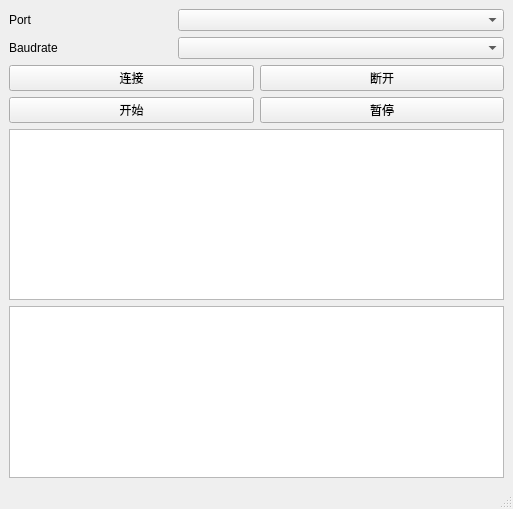
First picture: the form in ui/IMU.ui, repository Bayyys/Notes, before the edit.
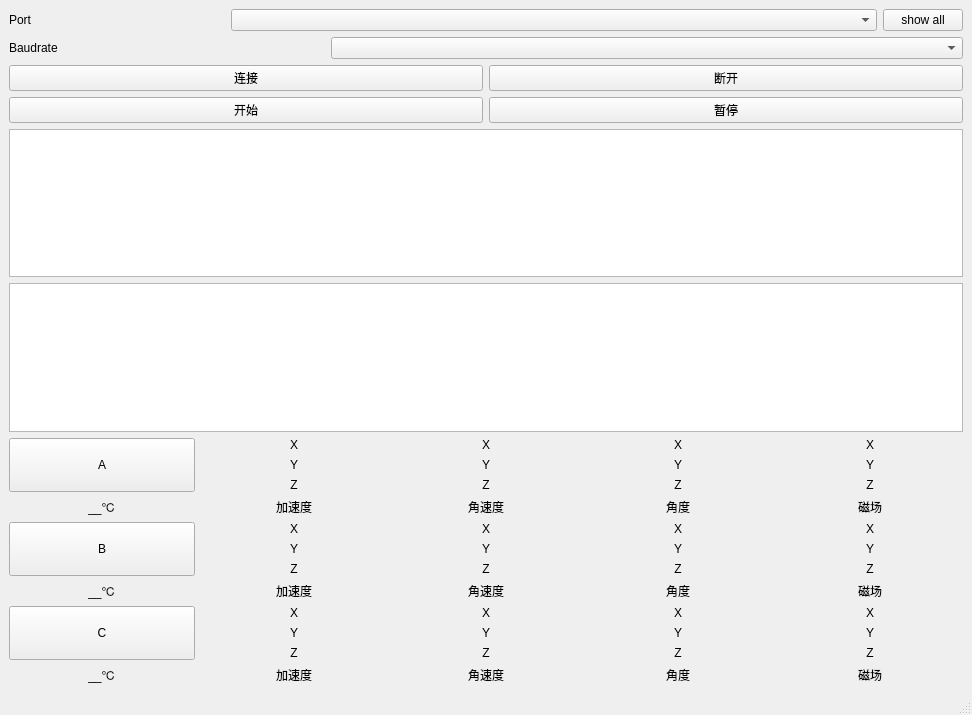
Second picture: the form after the edit.

Commit message: BBJ "完成3个IMU 同时输出处理" bayyy-23.06.08

Patch:
```diff
--- a/ui/IMU.ui
+++ b/ui/IMU.ui
@@ -6,10 +6,16 @@
    <rect>
     <x>0</x>
     <y>0</y>
-    <width>513</width>
-    <height>509</height>
+    <width>972</width>
+    <height>715</height>
    </rect>
   </property>
+  <property name="sizePolicy">
+   <sizepolicy hsizetype="Preferred" vsizetype="Expanding">
+    <horstretch>0</horstretch>
+    <verstretch>3</verstretch>
+   </sizepolicy>
+  </property>
   <property name="windowTitle">
    <string>MainWindow</string>
   </property>
@@ -34,12 +40,19 @@
        <widget class="QComboBox" name="cb_port">
         <property name="sizePolicy">
          <sizepolicy hsizetype="Expanding" vsizetype="Fixed">
-          <horstretch>2</horstretch>
+          <horstretch>3</horstretch>
           <verstretch>0</verstretch>
          </sizepolicy>
         </property>
        </widget>
       </item>
+      <item>
+       <widget class="QPushButton" name="btn_port_all">
+        <property name="text">
+         <string>show all</string>
+        </property>
+       </widget>
+      </item>
      </layout>
     </item>
     <item>
@@ -119,6 +132,708 @@
       </property>
      </widget>
     </item>
+    <item>
+     <layout class="QHBoxLayout" name="layout_A">
+      <item>
+       <layout class="QVBoxLayout" name="layout_A_info">
+        <item>
+         <widget class="QPushButton" name="btn_lb_A">
+          <property name="sizePolicy">
+           <sizepolicy hsizetype="Minimum" vsizetype="Expanding">
+            <horstretch>0</horstretch>
+            <verstretch>3</verstretch>
+           </sizepolicy>
+          </property>
+          <property name="text">
+           <string>A</string>
+          </property>
+          <property name="checkable">
+           <bool>false</bool>
+          </property>
+          <property name="autoExclusive">
+           <bool>false</bool>
+          </property>
+          <property name="autoDefault">
+           <bool>false</bool>
+          </property>
+          <property name="flat">
+           <bool>false</bool>
+          </property>
+         </widget>
+        </item>
+        <item>
+         <widget class="QLabel" name="lb_A_Temperature">
+          <property name="sizePolicy">
+           <sizepolicy hsizetype="Preferred" vsizetype="Expanding">
+            <horstretch>0</horstretch>
+            <verstretch>1</verstretch>
+           </sizepolicy>
+          </property>
+          <property name="frameShape">
+           <enum>QFrame::NoFrame</enum>
+          </property>
+          <property name="frameShadow">
+           <enum>QFrame::Plain</enum>
+          </property>
+          <property name="text">
+           <string>__℃</string>
+          </property>
+          <property name="alignment">
+           <set>Qt::AlignCenter</set>
+          </property>
+          <property name="openExternalLinks">
+           <bool>false</bool>
+          </property>
+         </widget>
+        </item>
+       </layout>
+      </item>
+      <item>
+       <layout class="QVBoxLayout" name="layout_A_Acc">
+        <item>
+         <widget class="QLabel" name="lb_A_XAcc">
+          <property name="text">
+           <string>X</string>
+          </property>
+          <property name="alignment">
+           <set>Qt::AlignCenter</set>
+          </property>
+         </widget>
+        </item>
+        <item>
+         <widget class="QLabel" name="lb_A_YAcc">
+          <property name="text">
+           <string>Y</string>
+          </property>
+          <property name="alignment">
+           <set>Qt::AlignCenter</set>
+          </property>
+         </widget>
+        </item>
+        <item>
+         <widget class="QLabel" name="lb_A_ZAcc">
+          <property name="text">
+           <string>Z</string>
+          </property>
+          <property name="alignment">
+           <set>Qt::AlignCenter</set>
+          </property>
+         </widget>
+        </item>
+        <item>
+         <widget class="QLabel" name="lb_A_Acc">
+          <property name="text">
+           <string>加速度</string>
+          </property>
+          <property name="alignment">
+           <set>Qt::AlignCenter</set>
+          </property>
+         </widget>
+        </item>
+       </layout>
+      </item>
+      <item>
+       <layout class="QVBoxLayout" name="layout_A_Gyro">
+        <item>
+         <widget class="QLabel" name="lb_A_XGyro">
+          <property name="text">
+           <string>X</string>
+          </property>
+          <property name="alignment">
+           <set>Qt::AlignCenter</set>
+          </property>
+         </widget>
+        </item>
+        <item>
+         <widget class="QLabel" name="lb_A_YGyro">
+          <property name="text">
+           <string>Y</string>
+          </property>
+          <property name="alignment">
+           <set>Qt::AlignCenter</set>
+          </property>
+         </widget>
+        </item>
+        <item>
+         <widget class="QLabel" name="lb_A_ZGyro">
+          <property name="text">
+           <string>Z</string>
+          </property>
+          <property name="alignment">
+           <set>Qt::AlignCenter</set>
+          </property>
+         </widget>
+        </item>
+        <item>
+         <widget class="QLabel" name="lb_A_Gyro">
+          <property name="text">
+           <string>角速度</string>
+          </property>
+          <property name="alignment">
+           <set>Qt::AlignCenter</set>
+          </property>
+         </widget>
+        </item>
+       </layout>
+      </item>
+      <item>
+       <layout class="QVBoxLayout" name="layout_A_Angle">
+        <item>
+         <widget class="QLabel" name="lb_A_Roll">
+          <property name="text">
+           <string>X</string>
+          </property>
+          <property name="alignment">
+           <set>Qt::AlignCenter</set>
+          </property>
+         </widget>
+        </item>
+        <item>
+         <widget class="QLabel" name="lb_A_Pitch">
+          <property name="text">
+           <string>Y</string>
+          </property>
+          <property name="alignment">
+           <set>Qt::AlignCenter</set>
+          </property>
+         </widget>
+        </item>
+        <item>
+         <widget class="QLabel" name="lb_A_Yaw">
+          <property name="text">
+           <string>Z</string>
+          </property>
+          <property name="alignment">
+           <set>Qt::AlignCenter</set>
+          </property>
+         </widget>
+        </item>
+        <item>
+         <widget class="QLabel" name="lb_A_Angle">
+          <property name="text">
+           <string>角度</string>
+          </property>
+          <property name="alignment">
+           <set>Qt::AlignCenter</set>
+          </property>
+         </widget>
+        </item>
+       </layout>
+      </item>
+      <item>
+       <layout class="QVBoxLayout" name="layout_A_Mag">
+        <item>
+         <widget class="QLabel" name="lb_A_Hx">
+          <property name="text">
+           <string>X</string>
+          </property>
+          <property name="alignment">
+           <set>Qt::AlignCenter</set>
+          </property>
+         </widget>
+        </item>
+        <item>
+         <widget class="QLabel" name="lb_A_Hy">
+          <property name="text">
+           <string>Y</string>
+          </property>
+          <property name="alignment">
+           <set>Qt::AlignCenter</set>
+          </property>
+         </widget>
+        </item>
+        <item>
+         <widget class="QLabel" name="lb_A_Hz">
+          <property name="text">
+           <string>Z</string>
+          </property>
+          <property name="alignment">
+           <set>Qt::AlignCenter</set>
+          </property>
+         </widget>
+        </item>
+        <item>
+         <widget class="QLabel" name="lb_A_Mag">
+          <property name="text">
+           <string>磁场</string>
+          </property>
+          <property name="alignment">
+           <set>Qt::AlignCenter</set>
+          </property>
+         </widget>
+        </item>
+       </layout>
+      </item>
+     </layout>
+    </item>
+    <item>
+     <layout class="QHBoxLayout" name="layout_B">
+      <item>
+       <layout class="QVBoxLayout" name="layout_B_info">
+        <item>
+         <widget class="QPushButton" name="btn_lb_B">
+          <property name="sizePolicy">
+           <sizepolicy hsizetype="Minimum" vsizetype="Expanding">
+            <horstretch>0</horstretch>
+            <verstretch>3</verstretch>
+           </sizepolicy>
+          </property>
+          <property name="text">
+           <string>B</string>
+          </property>
+          <property name="checkable">
+           <bool>false</bool>
+          </property>
+          <property name="autoExclusive">
+           <bool>false</bool>
+          </property>
+          <property name="autoDefault">
+           <bool>false</bool>
+          </property>
+          <property name="flat">
+           <bool>false</bool>
+          </property>
+         </widget>
+        </item>
+        <item>
+         <widget class="QLabel" name="lb_B_Temperature">
+          <property name="sizePolicy">
+           <sizepolicy hsizetype="Preferred" vsizetype="Expanding">
+            <horstretch>0</horstretch>
+            <verstretch>1</verstretch>
+           </sizepolicy>
+          </property>
+          <property name="frameShape">
+           <enum>QFrame::NoFrame</enum>
+          </property>
+          <property name="frameShadow">
+           <enum>QFrame::Plain</enum>
+          </property>
+          <property name="text">
+           <string>__℃</string>
+          </property>
+          <property name="alignment">
+           <set>Qt::AlignCenter</set>
+          </property>
+          <property name="openExternalLinks">
+           <bool>false</bool>
+          </property>
+         </widget>
+        </item>
+       </layout>
+      </item>
+      <item>
+       <layout class="QVBoxLayout" name="layout_B_Acc">
+        <item>
+         <widget class="QLabel" name="lb_B_XAcc">
+          <property name="text">
+           <string>X</string>
+          </property>
+          <property name="alignment">
+           <set>Qt::AlignCenter</set>
+          </property>
+         </widget>
+        </item>
+        <item>
+         <widget class="QLabel" name="lb_B_YAcc">
+          <property name="text">
+           <string>Y</string>
+          </property>
+          <property name="alignment">
+           <set>Qt::AlignCenter</set>
+          </property>
+         </widget>
+        </item>
+        <item>
+         <widget class="QLabel" name="lb_B_ZAcc">
+          <property name="text">
+           <string>Z</string>
+          </property>
+          <property name="alignment">
+           <set>Qt::AlignCenter</set>
+          </property>
+         </widget>
+        </item>
+        <item>
+         <widget class="QLabel" name="lb_B_Acc">
+          <property name="text">
+           <string>加速度</string>
+          </property>
+          <property name="alignment">
+           <set>Qt::AlignCenter</set>
+          </property>
+         </widget>
+        </item>
+       </layout>
+      </item>
+      <item>
+       <layout class="QVBoxLayout" name="layout_B_Gyro">
+        <item>
+         <widget class="QLabel" name="lb_B_XGyro">
+          <property name="text">
+           <string>X</string>
+          </property>
+          <property name="alignment">
+           <set>Qt::AlignCenter</set>
+          </property>
+         </widget>
+        </item>
+        <item>
+         <widget class="QLabel" name="lb_B_YGyro">
+          <property name="text">
+           <string>Y</string>
+          </property>
+          <property name="alignment">
+           <set>Qt::AlignCenter</set>
+          </property>
+         </widget>
+        </item>
+        <item>
+         <widget class="QLabel" name="lb_B_ZGyro">
+          <property name="text">
+           <string>Z</string>
+          </property>
+          <property name="alignment">
+           <set>Qt::AlignCenter</set>
+          </property>
+         </widget>
+        </item>
+        <item>
+         <widget class="QLabel" name="lb_B_Gyro">
+          <property name="text">
+           <string>角速度</string>
+          </property>
+          <property name="alignment">
+           <set>Qt::AlignCenter</set>
+          </property>
+         </widget>
+        </item>
+       </layout>
+      </item>
+      <item>
+       <layout class="QVBoxLayout" name="layout_B_Angle">
+        <item>
+         <widget class="QLabel" name="lb_B_Roll">
+          <property name="text">
+           <string>X</string>
+          </property>
+          <property name="alignment">
+           <set>Qt::AlignCenter</set>
+          </property>
+         </widget>
+        </item>
+        <item>
+         <widget class="QLabel" name="lb_B_Pitch">
+          <property name="text">
+           <string>Y</string>
+          </property>
+          <property name="alignment">
+           <set>Qt::AlignCenter</set>
+          </property>
+         </widget>
+        </item>
+        <item>
+         <widget class="QLabel" name="lb_B_Yaw">
+          <property name="text">
+           <string>Z</string>
+          </property>
+          <property name="alignment">
+           <set>Qt::AlignCenter</set>
+          </property>
+         </widget>
+        </item>
+        <item>
+         <widget class="QLabel" name="lb_B_Angle">
+          <property name="text">
+           <string>角度</string>
+          </property>
+          <property name="alignment">
+           <set>Qt::AlignCenter</set>
+          </property>
+         </widget>
+        </item>
+       </layout>
+      </item>
+      <item>
+       <layout class="QVBoxLayout" name="layout_B_Mag">
+        <item>
+         <widget class="QLabel" name="lb_B_Hx">
+          <property name="text">
+           <string>X</string>
+          </property>
+          <property name="alignment">
+           <set>Qt::AlignCenter</set>
+          </property>
+         </widget>
+        </item>
+        <item>
+         <widget class="QLabel" name="lb_B_Hy">
+          <property name="text">
+           <string>Y</string>
+          </property>
+          <property name="alignment">
+           <set>Qt::AlignCenter</set>
+          </property>
+         </widget>
+        </item>
+        <item>
+         <widget class="QLabel" name="lb_B_Hz">
+          <property name="text">
+           <string>Z</string>
+          </property>
+          <property name="alignment">
+           <set>Qt::AlignCenter</set>
+          </property>
+         </widget>
+        </item>
+        <item>
+         <widget class="QLabel" name="lb_B_Mag">
+          <property name="text">
+           <string>磁场</string>
+          </property>
+          <property name="alignment">
+           <set>Qt::AlignCenter</set>
+          </property>
+         </widget>
+        </item>
+       </layout>
+      </item>
+     </layout>
+    </item>
+    <item>
+     <layout class="QHBoxLayout" name="layout_C">
+      <item>
+       <layout class="QVBoxLayout" name="layout_C_info">
+        <item>
+         <widget class="QPushButton" name="btn_lb_C">
+          <property name="sizePolicy">
+           <sizepolicy hsizetype="Minimum" vsizetype="Expanding">
+            <horstretch>0</horstretch>
+            <verstretch>3</verstretch>
+           </sizepolicy>
+          </property>
+          <property name="text">
+           <string>C</string>
+          </property>
+          <property name="checkable">
+           <bool>false</bool>
+          </property>
+          <property name="autoExclusive">
+           <bool>false</bool>
+          </property>
+          <property name="autoDefault">
+           <bool>false</bool>
+          </property>
+          <property name="flat">
+           <bool>false</bool>
+          </property>
+         </widget>
+        </item>
+        <item>
+         <widget class="QLabel" name="lb_C_Temperature">
+          <property name="sizePolicy">
+           <sizepolicy hsizetype="Preferred" vsizetype="Expanding">
+            <horstretch>0</horstretch>
+            <verstretch>1</verstretch>
+           </sizepolicy>
+          </property>
+          <property name="frameShape">
+           <enum>QFrame::NoFrame</enum>
+          </property>
+          <property name="frameShadow">
+           <enum>QFrame::Plain</enum>
+          </property>
+          <property name="text">
+           <string>__℃</string>
+          </property>
+          <property name="alignment">
+           <set>Qt::AlignCenter</set>
+          </property>
+          <property name="openExternalLinks">
+           <bool>false</bool>
+          </property>
+         </widget>
+        </item>
+       </layout>
+      </item>
+      <item>
+       <layout class="QVBoxLayout" name="layout_C_Acc">
+        <item>
+         <widget class="QLabel" name="lb_C_XAcc">
+          <property name="text">
+           <string>X</string>
+          </property>
+          <property name="alignment">
+           <set>Qt::AlignCenter</set>
+          </property>
+         </widget>
+        </item>
+        <item>
+         <widget class="QLabel" name="lb_C_YAcc">
+          <property name="text">
+           <string>Y</string>
+          </property>
+          <property name="alignment">
+           <set>Qt::AlignCenter</set>
+          </property>
+         </widget>
+        </item>
+        <item>
+         <widget class="QLabel" name="lb_C_ZAcc">
+          <property name="text">
+           <string>Z</string>
+          </property>
+          <property name="alignment">
+           <set>Qt::AlignCenter</set>
+          </property>
+         </widget>
+        </item>
+        <item>
+         <widget class="QLabel" name="lb_C_Acc">
+          <property name="text">
+           <string>加速度</string>
+          </property>
+          <property name="alignment">
+           <set>Qt::AlignCenter</set>
+          </property>
+         </widget>
+        </item>
+       </layout>
+      </item>
+      <item>
+       <layout class="QVBoxLayout" name="layout_C_Gyro">
+        <item>
+         <widget class="QLabel" name="lb_C_XGyro">
+          <property name="text">
+           <string>X</string>
+          </property>
+          <property name="alignment">
+           <set>Qt::AlignCenter</set>
+          </property>
+         </widget>
+        </item>
+        <item>
+         <widget class="QLabel" name="lb_C_YGyro">
+          <property name="text">
+           <string>Y</string>
+          </property>
+          <property name="alignment">
+           <set>Qt::AlignCenter</set>
+          </property>
+         </widget>
+        </item>
+        <item>
+         <widget class="QLabel" name="lb_C_ZGyro">
+          <property name="text">
+           <string>Z</string>
+          </property>
+          <property name="alignment">
+           <set>Qt::AlignCenter</set>
+          </property>
+         </widget>
+        </item>
+        <item>
+         <widget class="QLabel" name="lb_C_Gyro">
+          <property name="text">
+           <string>角速度</string>
+          </property>
+          <property name="alignment">
+           <set>Qt::AlignCenter</set>
+          </property>
+         </widget>
+        </item>
+       </layout>
+      </item>
+      <item>
+       <layout class="QVBoxLayout" name="layout_C_Angle">
+        <item>
+         <widget class="QLabel" name="lb_C_Roll">
+          <property name="text">
+           <string>X</string>
+          </property>
+          <property name="alignment">
+           <set>Qt::AlignCenter</set>
+          </property>
+         </widget>
+        </item>
+        <item>
+         <widget class="QLabel" name="lb_C_Pitch">
+          <property name="text">
+           <string>Y</string>
+          </property>
+          <property name="alignment">
+           <set>Qt::AlignCenter</set>
+          </property>
+         </widget>
+        </item>
+        <item>
+         <widget class="QLabel" name="lb_C_Yaw">
+          <property name="text">
+           <string>Z</string>
+          </property>
+          <property name="alignment">
+           <set>Qt::AlignCenter</set>
+          </property>
+         </widget>
+        </item>
+        <item>
+         <widget class="QLabel" name="lb_C_Angle">
+          <property name="text">
+           <string>角度</string>
+          </property>
+          <property name="alignment">
+           <set>Qt::AlignCenter</set>
+          </property>
+         </widget>
+        </item>
+       </layout>
+      </item>
+      <item>
+       <layout class="QVBoxLayout" name="layout_C_Mag">
+        <item>
+         <widget class="QLabel" name="lb_C_Hx">
+          <property name="text">
+           <string>X</string>
+          </property>
+          <property name="alignment">
+           <set>Qt::AlignCenter</set>
+          </property>
+         </widget>
+        </item>
+        <item>
+         <widget class="QLabel" name="lb_C_Hy">
+          <property name="text">
+           <string>Y</string>
+          </property>
+          <property name="alignment">
+           <set>Qt::AlignCenter</set>
+          </property>
+         </widget>
+        </item>
+        <item>
+         <widget class="QLabel" name="lb_C_Hz">
+          <property name="text">
+           <string>Z</string>
+          </property>
+          <property name="alignment">
+           <set>Qt::AlignCenter</set>
+          </property>
+         </widget>
+        </item>
+        <item>
+         <widget class="QLabel" name="lb_C_Mag_3">
+          <property name="text">
+           <string>磁场</string>
+          </property>
+          <property name="alignment">
+           <set>Qt::AlignCenter</set>
+          </property>
+         </widget>
+        </item>
+       </layout>
+      </item>
+     </layout>
+    </item>
    </layout>
   </widget>
   <widget class="QMenuBar" name="menubar">
```
Left out of the diff: 2 changed lines with no effect on the pictures. The commit also changes 1 other file.
